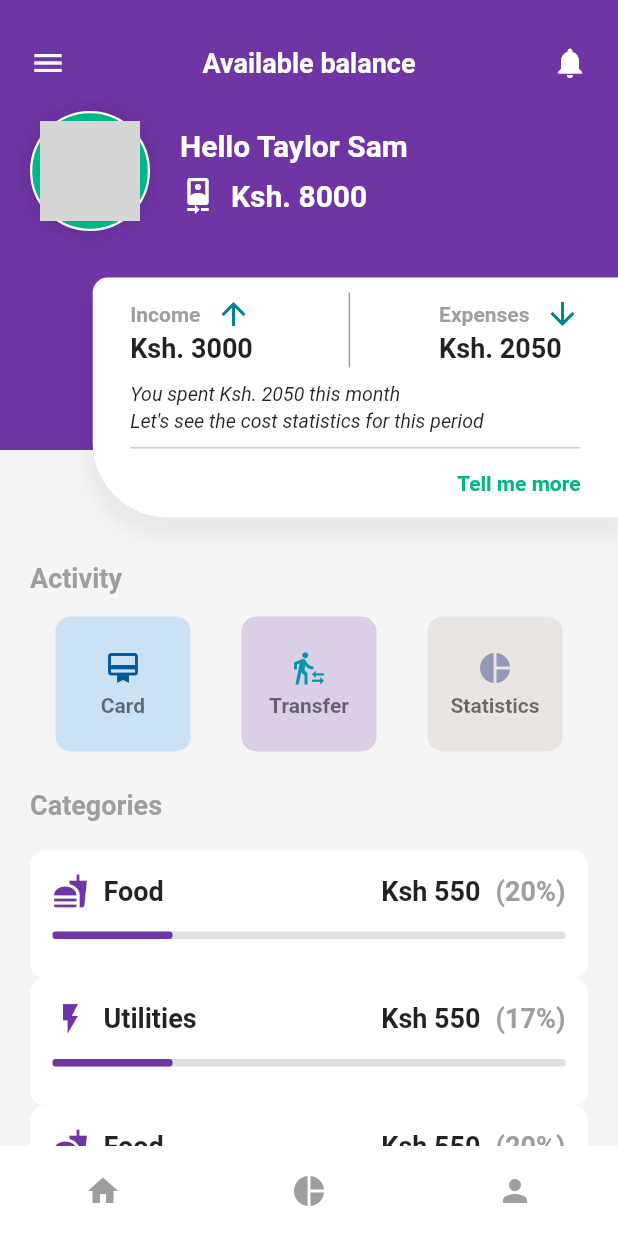
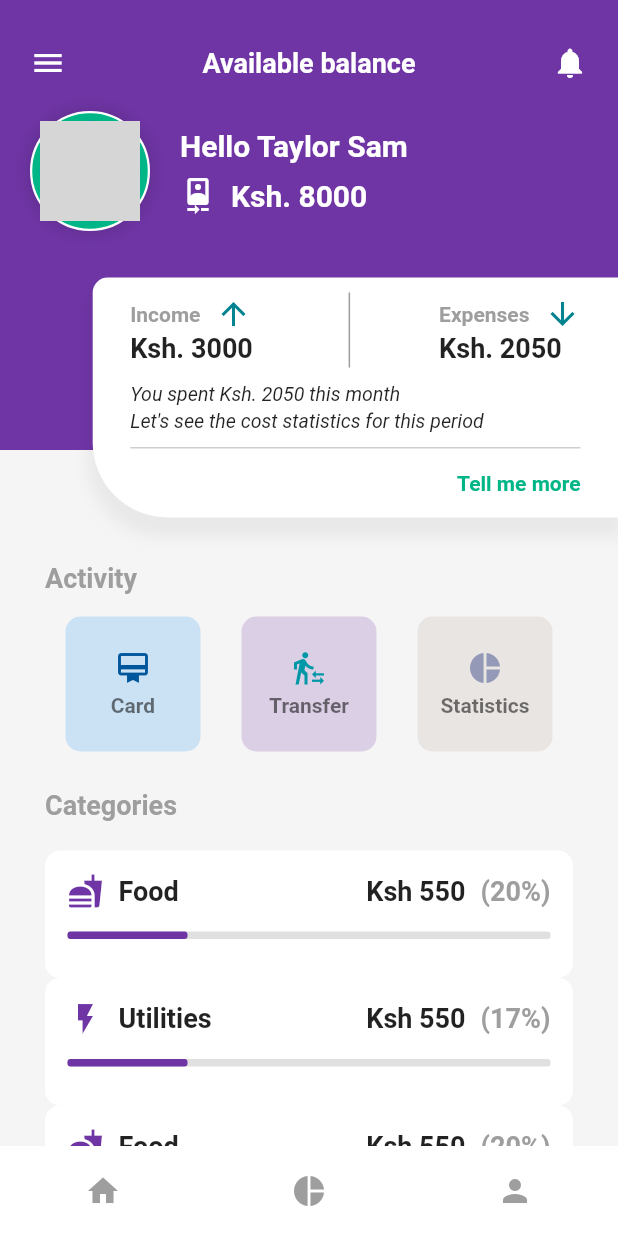
Before and after one commit to winniemwangi/FinanceApp, a Flutter app: the HomePage screen opened directly, on a phone screen of 412 x 824 dp. Run offline on Flutter 3.47's test engine with Material 2 defaults, Android fonts, the phone set to English and light mode, and no system bars; our stand-ins replace firebase_auth, firebase_core, firebase_database, flutter_screenutil, flutter_svg, line_awesome_flutter; accounts and stored records are empty; network calls fail; grey boxes are pictures that could not be loaded.

Commit message:
add changes

```diff
--- a/lib/Screens/home.dart
+++ b/lib/Screens/home.dart
@@ -20,8 +20,6 @@ class _HomePageState extends State<HomePage> {
             buildNavBarItem(Icons.home, 0,(){
               Navigator.push(context, MaterialPageRoute(builder: (context) =>HomePage()));
             }),
-            // buildNavBarItem(Icons.card_giftcard, 1),
-            // buildNavBarItem(Icons.camera, 2),
             buildNavBarItem(Icons.pie_chart, 3, (){
               Navigator.push(context, MaterialPageRoute(builder: (context) =>TransferPage()));
 
@@ -143,7 +141,7 @@ class _HomePageState extends State<HomePage> {
                 ),
                 Expanded(
                   child: Container(
-                    padding: const EdgeInsets.symmetric(horizontal: 20),
+                    padding: const EdgeInsets.symmetric(horizontal: 30),
                     color: Colors.grey.shade100,
                     child: ListView(
                       padding: const EdgeInsets.only(top: 75),
--- a/lib/Screens/profile_page.dart
+++ b/lib/Screens/profile_page.dart
@@ -21,6 +21,8 @@ class _ProfileScreenState extends State<ProfileScreen> {
   @override
   Widget build(BuildContext context) {
     ScreenUtil.init(context, designSize: Size(MediaQuery.of(context).size.width, MediaQuery.of(context).size.height), minTextAdapt: true);
+
+
 
     var profileInfo = Expanded(
       child: Column(
```
